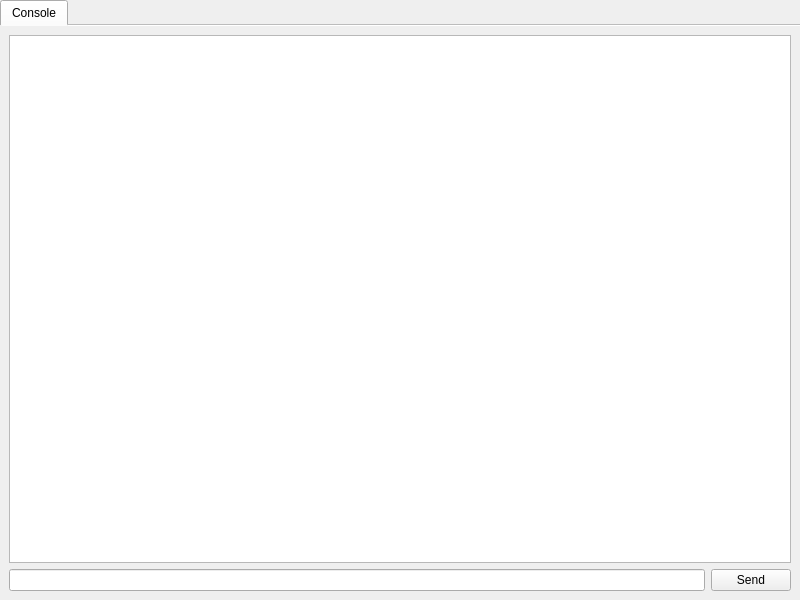
Old version of the form Client/bf3/BF3.ui in the repository OpenRcon/OpenRcon.
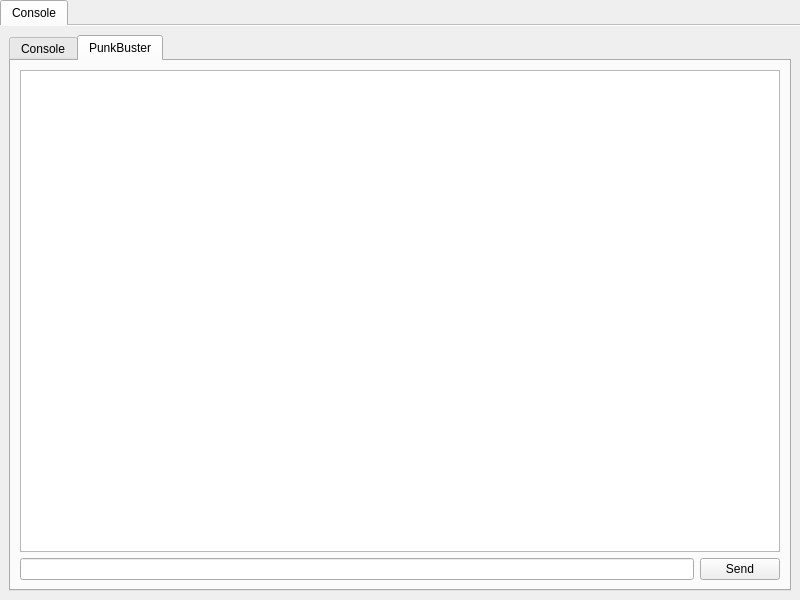
New version of the form. The open tabs and pages were chosen to show the change. Icons and pictures are not drawn.

Commit message: Early console bf3 support.

Patch:
```diff
--- a/Client/bf3/BF3.ui
+++ b/Client/bf3/BF3.ui
@@ -27,18 +27,22 @@
     <string>Console</string>
    </attribute>
    <layout class="QGridLayout" name="gridLayout_3">
-    <item row="1" column="0">
-     <widget class="QLineEdit" name="lineEdit_co_input"/>
-    </item>
-    <item row="1" column="1">
-     <widget class="QPushButton" name="pushButton_co_send">
-      <property name="text">
-       <string>Send</string>
+    <item row="0" column="0">
+     <widget class="QTabWidget" name="tabWidget">
+      <property name="currentIndex">
+       <number>0</number>
       </property>
-     </widget>
-    </item>
+      <widget class="QWidget" name="tab_co_co">
+       <attribute name="icon">
+        <iconset resource="../OpenRcon.qrc">
+         <normaloff>:/icons/images/icons/utilities-terminal.png</normaloff>:/icons/images/icons/utilities-terminal.png</iconset>
+       </attribute>
+       <attribute name="title">
+        <string>Console</string>
+       </attribute>
+       <layout class="QGridLayout" name="gridLayout">
     <item row="0" column="0" colspan="2">
-     <widget class="QTextEdit" name="textEdit_co_output">
+         <widget class="QTextEdit" name="textEdit_co_co">
       <property name="enabled">
        <bool>true</bool>
       </property>
@@ -50,14 +54,49 @@
       </property>
      </widget>
     </item>
-   </layout>
-  </widget>
- </widget>
- <tabstops>
-  <tabstop>lineEdit_co_input</tabstop>
-  <tabstop>pushButton_co_send</tabstop>
-  <tabstop>textEdit_co_output</tabstop>
- </tabstops>
- <resources/>
+        <item row="1" column="0">
+         <widget class="QLineEdit" name="lineEdit_co_co"/>
+        </item>
+        <item row="1" column="1">
+         <widget class="QPushButton" name="pushButton_co_co">
+          <property name="text">
+           <string>Send</string>
+          </property>
+         </widget>
+        </item>
+       </layout>
+      </widget>
+      <widget class="QWidget" name="tab_co_pb">
+       <attribute name="icon">
+        <iconset resource="../OpenRcon.qrc">
+         <normaloff>:/icons/images/icons/punkbuster.png</normaloff>:/icons/images/icons/punkbuster.png</iconset>
+       </attribute>
+       <attribute name="title">
+        <string>PunkBuster</string>
+       </attribute>
+       <layout class="QGridLayout" name="gridLayout_2">
+        <item row="0" column="0" colspan="2">
+         <widget class="QTextEdit" name="textEdit_co_pb"/>
+        </item>
+        <item row="1" column="0">
+         <widget class="QLineEdit" name="lineEdit_co_pb"/>
+        </item>
+        <item row="1" column="1">
+         <widget class="QPushButton" name="pushButton_co_pb">
+          <property name="text">
+           <string>Send</string>
+          </property>
+         </widget>
+        </item>
+       </layout>
+      </widget>
+     </widget>
+    </item>
+   </layout>
+  </widget>
+ </widget>
+ <resources>
+  <include location="../OpenRcon.qrc"/>
+ </resources>
  <connections/>
 </ui>
```
Left out of the diff: 4 changed lines with no effect on the pictures. Lines whose indentation alone changed are shown as unchanged. The commit also changes 8 other files.
